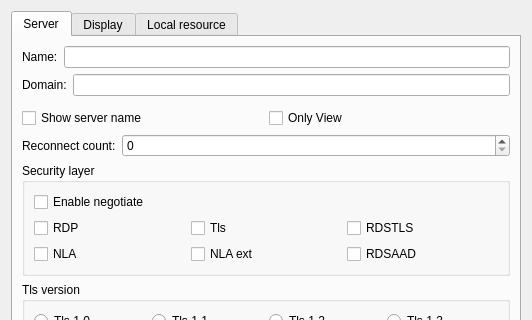
Before: the Qt Designer form Plugins/FreeRDP/Client/DlgSetFreeRDP.ui in KangLin/RabbitRemoteControl, drawn with Qt 5; both pictures show x 0 to 532 and y 0 to 320 of the 532 by 610 pixel window.
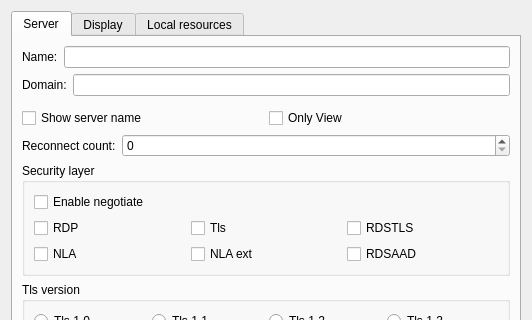
After: the same form once the commit is applied. Icons and pictures are not drawn. Custom widgets are drawn as their Qt base class.

Diff of the .ui file:
```diff
--- a/Plugins/FreeRDP/Client/DlgSetFreeRDP.ui
+++ b/Plugins/FreeRDP/Client/DlgSetFreeRDP.ui
@@ -429,7 +429,7 @@
      </widget>
      <widget class="QWidget" name="LocalResource">
       <attribute name="title">
-       <string>Local resource</string>
+       <string>Local resources</string>
       </attribute>
       <layout class="QGridLayout" name="gridLayout_7">
        <item row="1" column="0">
```
